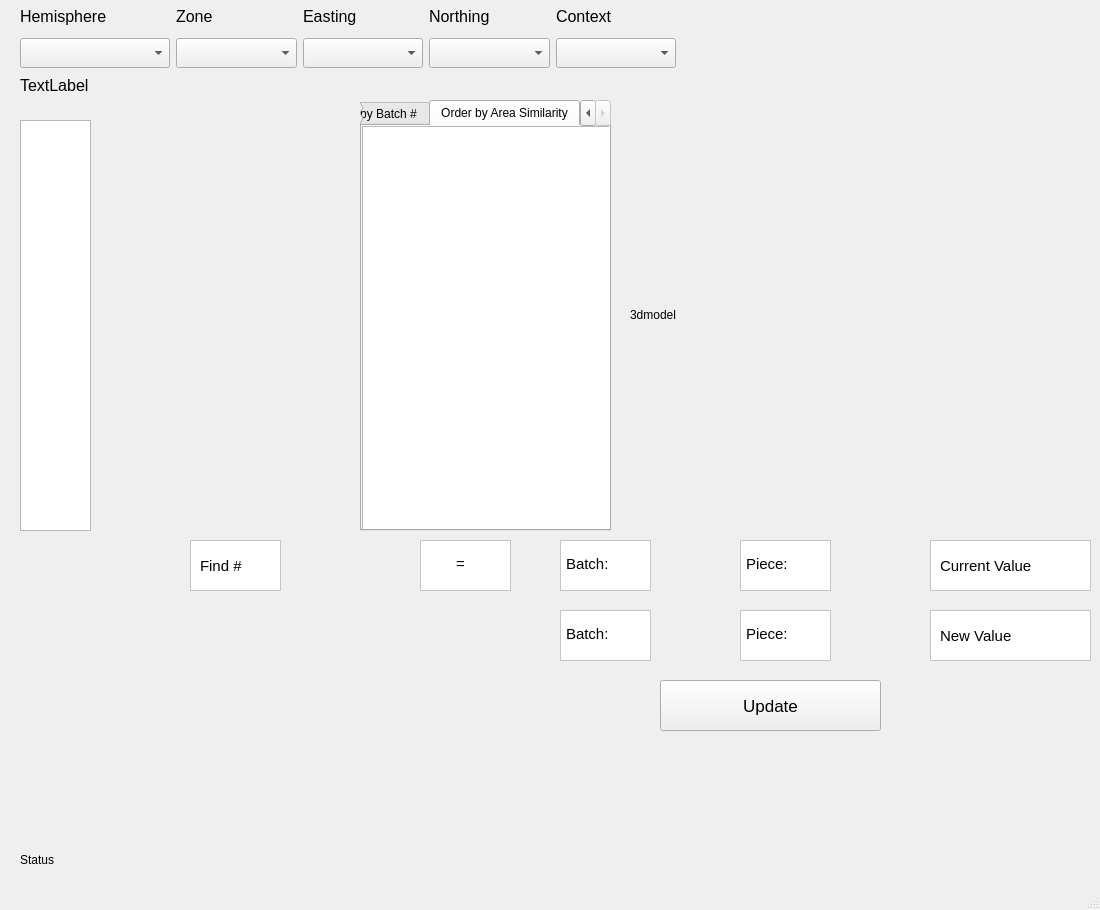
This is qtcreator/MainWindow.ui in ggetzie/APSAP as Qt 5 draws it before an edit. The edited form follows.
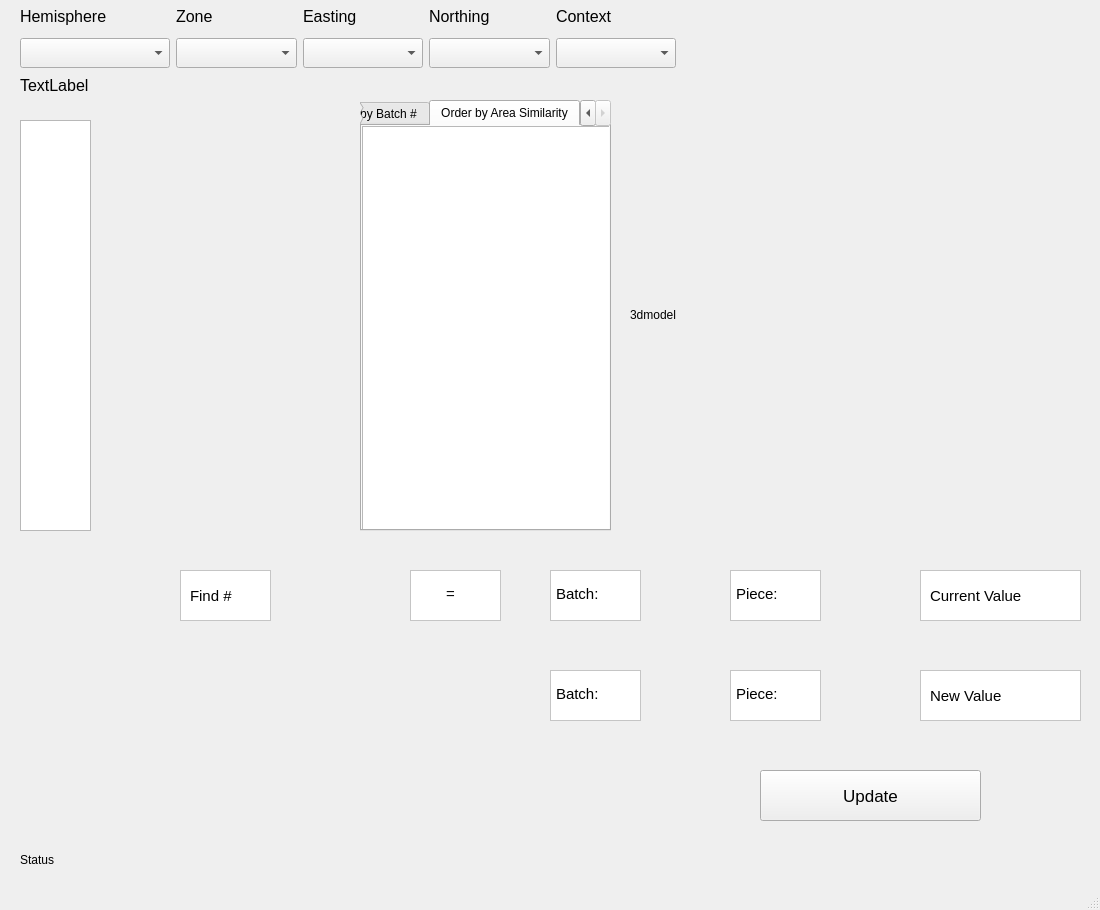
This is the edited form. The open tabs and pages were chosen to show the change. Icons and pictures are not drawn.

The edit to the form file:
```diff
--- a/qtcreator/MainWindow.ui
+++ b/qtcreator/MainWindow.ui
@@ -387,8 +387,8 @@
    <widget class="QLabel" name="selected_find">
     <property name="geometry">
      <rect>
-      <x>320</x>
-      <y>540</y>
+      <x>310</x>
+      <y>570</y>
       <width>71</width>
       <height>51</height>
      </rect>
@@ -411,8 +411,8 @@
    <widget class="QFrame" name="frame">
     <property name="geometry">
      <rect>
-      <x>190</x>
-      <y>540</y>
+      <x>180</x>
+      <y>570</y>
       <width>91</width>
       <height>51</height>
      </rect>
@@ -457,8 +457,8 @@
    <widget class="QFrame" name="frame_2">
     <property name="geometry">
      <rect>
-      <x>420</x>
-      <y>540</y>
+      <x>410</x>
+      <y>570</y>
       <width>91</width>
       <height>51</height>
      </rect>
@@ -497,8 +497,8 @@
    <widget class="QFrame" name="frame_3">
     <property name="geometry">
      <rect>
-      <x>560</x>
-      <y>540</y>
+      <x>550</x>
+      <y>570</y>
       <width>91</width>
       <height>51</height>
      </rect>
@@ -547,8 +547,8 @@
    <widget class="QFrame" name="frame_4">
     <property name="geometry">
      <rect>
-      <x>740</x>
-      <y>540</y>
+      <x>730</x>
+      <y>570</y>
       <width>91</width>
       <height>51</height>
      </rect>
@@ -584,8 +584,8 @@
    <widget class="QLabel" name="current_piece">
     <property name="geometry">
      <rect>
-      <x>870</x>
-      <y>540</y>
+      <x>860</x>
+      <y>570</y>
       <width>31</width>
       <height>51</height>
      </rect>
@@ -602,8 +602,8 @@
    <widget class="QFrame" name="frame_5">
     <property name="geometry">
      <rect>
-      <x>930</x>
-      <y>540</y>
+      <x>920</x>
+      <y>570</y>
       <width>161</width>
       <height>51</height>
      </rect>
@@ -639,8 +639,8 @@
    <widget class="QFrame" name="frame_6">
     <property name="geometry">
      <rect>
-      <x>560</x>
-      <y>610</y>
+      <x>550</x>
+      <y>670</y>
       <width>91</width>
       <height>51</height>
      </rect>
@@ -676,8 +676,8 @@
    <widget class="QLabel" name="current_batch">
     <property name="geometry">
      <rect>
-      <x>680</x>
-      <y>540</y>
+      <x>670</x>
+      <y>570</y>
       <width>31</width>
       <height>51</height>
      </rect>
@@ -694,8 +694,8 @@
    <widget class="QFrame" name="frame_7">
     <property name="geometry">
      <rect>
-      <x>740</x>
-      <y>610</y>
+      <x>730</x>
+      <y>670</y>
       <width>91</width>
       <height>51</height>
      </rect>
@@ -731,8 +731,8 @@
    <widget class="QLabel" name="new_batch">
     <property name="geometry">
      <rect>
-      <x>680</x>
-      <y>610</y>
+      <x>670</x>
+      <y>670</y>
       <width>31</width>
       <height>51</height>
      </rect>
@@ -749,8 +749,8 @@
    <widget class="QLabel" name="new_piece">
     <property name="geometry">
      <rect>
-      <x>870</x>
-      <y>610</y>
+      <x>860</x>
+      <y>670</y>
       <width>31</width>
       <height>51</height>
      </rect>
@@ -767,8 +767,8 @@
    <widget class="QFrame" name="frame_8">
     <property name="geometry">
      <rect>
-      <x>930</x>
-      <y>610</y>
+      <x>920</x>
+      <y>670</y>
       <width>161</width>
       <height>51</height>
      </rect>
@@ -804,8 +804,8 @@
    <widget class="QPushButton" name="update_button">
     <property name="geometry">
      <rect>
-      <x>660</x>
-      <y>680</y>
+      <x>760</x>
+      <y>770</y>
       <width>221</width>
       <height>51</height>
      </rect>
```
Left out of the diff: 2 changed lines with no effect on the pictures.
